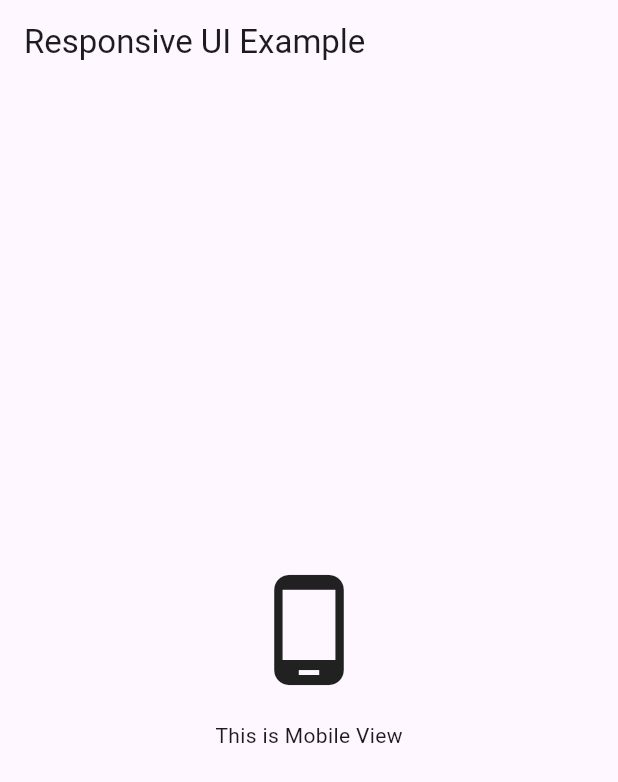
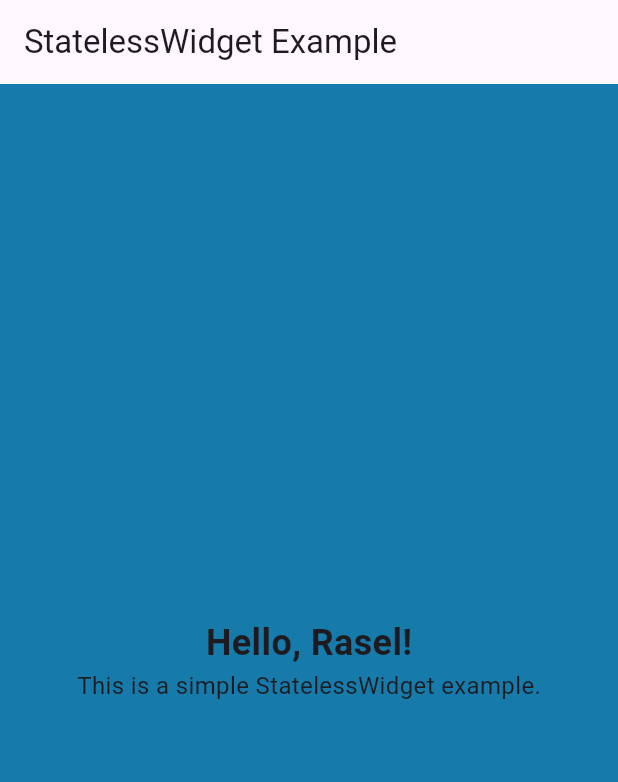
Before and after one commit to rasel-093/Flutter_Basic, a Flutter app: the screen it shows after launch, on a phone screen of 412 x 824 dp. Shown: the top 782 px of the screen. Run offline on Flutter 3.47's test engine with Material 3 defaults, Android fonts, the phone set to English and light mode, and no system bars.

Commit message:
statelesswidget completed

```diff
--- a/lib/main.dart
+++ b/lib/main.dart
@@ -1,6 +1,8 @@
 import 'package:flutter/material.dart';
 import 'package:flutter_basic/responsive_widget/MyResponsiveApp.dart';
+import 'package:flutter_basic/stateless_widget/StatelessWidget.dart';
 
 void main() {
-  runApp(const MyResponsiveApp());
+  //runApp(const MyResponsiveApp());
+  runApp(const StatelesswidgetApp());
 }
--- /dev/null
+++ b/lib/stateless_widget/StatelessWidget.dart
@@ -0,0 +1,69 @@
+import 'package:flutter/material.dart';
+
+//Use case:	Static UI, presentation
+// Cannot use setState() to change the UI
+// All data must be passed from parent
+// It simply renders based on the data provided to it and doesn't rebuild unless its parent widget rebuilds with new data.
+
+// Main app widget (Stateless)
+class StatelesswidgetApp extends StatelessWidget {
+  const StatelesswidgetApp({super.key});
+
+  @override
+  Widget build(BuildContext context) {
+    return MaterialApp(
+      title: 'StatelessWidget Demo',
+      theme: ThemeData(primarySwatch: Colors.blue),
+      home: const HomePage(),
+    );
+  }
+}
+
+// Custom stateless widget
+class HomePage extends StatelessWidget {
+  const HomePage({super.key});
+
+  @override
+  Widget build(BuildContext context) {
+    return Scaffold(
+      appBar: AppBar(title: const Text('StatelessWidget Example')),
+      body: const Center(child: GreetingWidget(name: 'Rasel')),
+    );
+  }
+}
+
+//custom stateless widget
+class GreetingWidget extends StatelessWidget {
+  final String name;
+
+  const GreetingWidget({super.key, required this.name});
+
+  @override
+  Widget build(BuildContext context) {
+    return Container(
+      color: const Color.fromARGB(255, 22, 123, 170), // Background color here
+      padding: const EdgeInsets.all(16), // Optional padding
+      width: double.infinity,
+      height: double.infinity,
+      child: Column(
+        mainAxisAlignment: MainAxisAlignment.center,
+        children: [
+          //const SizedBox(height: 20),
+          Text(
+            'Hello, $name!',
+            style: const TextStyle(
+              fontSize: 24,
+              fontWeight: FontWeight.bold,
+              fontFamily: "Roboto",
+            ),
+          ),
+          //const SizedBox(height: 10),
+          const Text(
+            'This is a simple StatelessWidget example.',
+            style: TextStyle(fontSize: 16),
+          ),
+        ],
+      ),
+    );
+  }
+}
```
